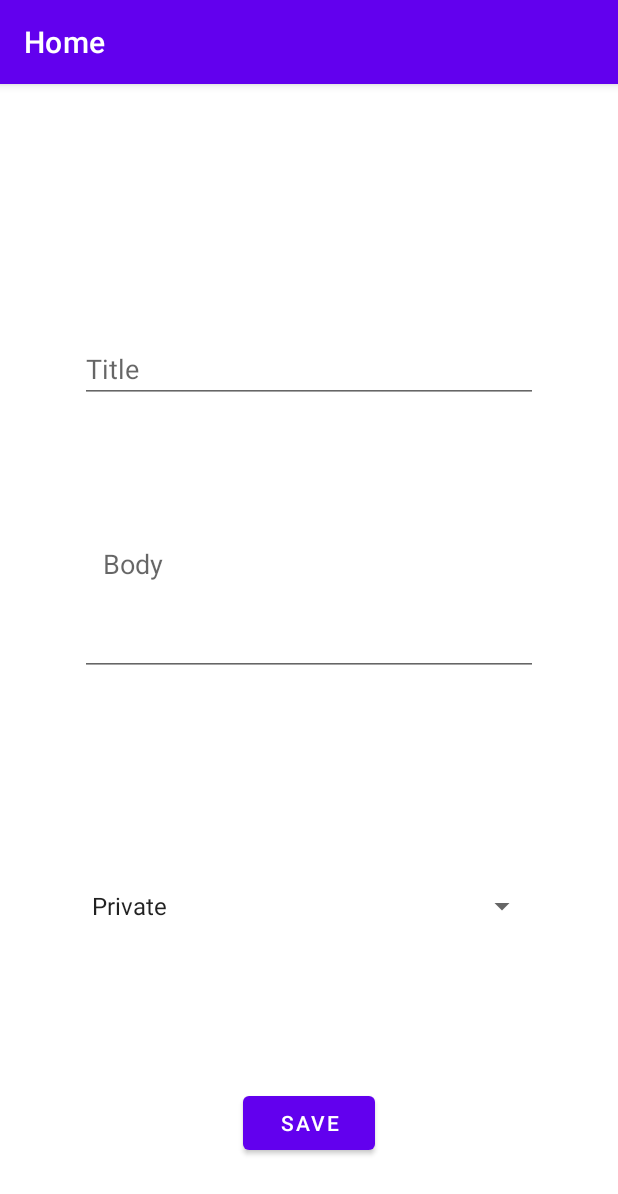
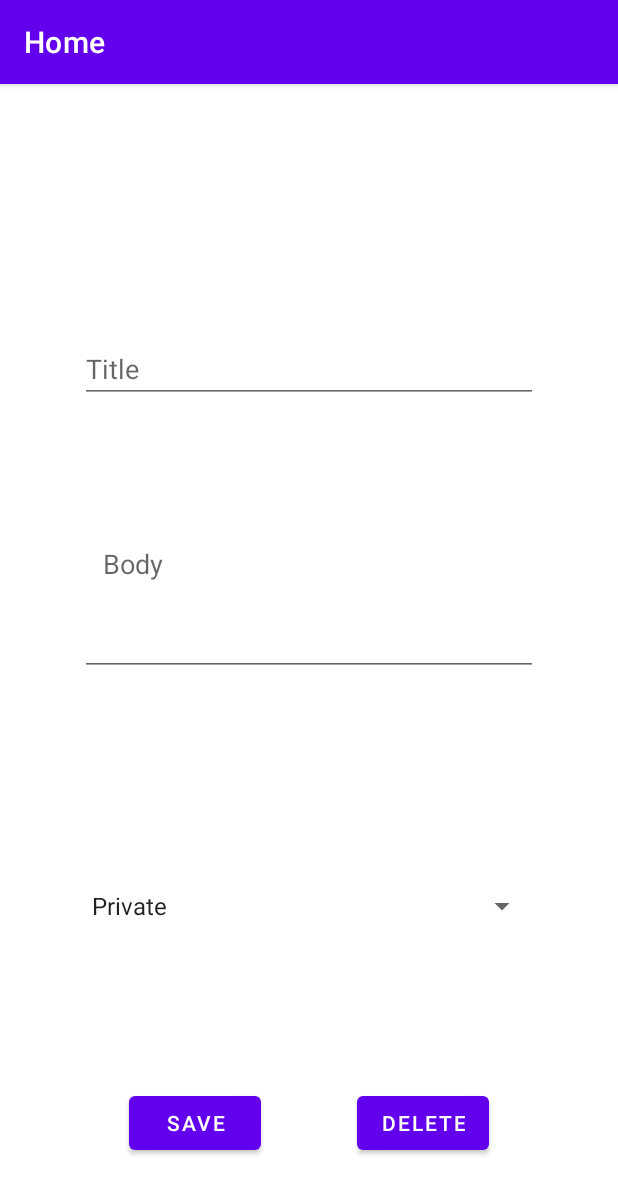
Before and after one commit to ffuszthaler/NotesApp, an Android app: the fragment EditNoteFragment placed in its activity, on a phone screen of 412 x 824 dp. Shown: the top 1194 px of the screen. Run offline under Robolectric (Android 15) with nearby library versions, the phone set to English and light mode, and no system bars; our stand-ins replace navigation-ui; 4 statements that could not run were skipped.

Commit message:
added update and delete functionality

```diff
--- a/app/src/main/java/com/ffuszthaler/notesapp/DatabaseHandler.kt
+++ b/app/src/main/java/com/ffuszthaler/notesapp/DatabaseHandler.kt
@@ -50,13 +50,13 @@ class DatabaseHandler(context: Context): SQLiteOpenHelper(context, dbName, null,
         contentValues.put(body, noteBody)
         contentValues.put(category, noteCategory)
 
-        return db.update(tableName, contentValues, "_id = ?", arrayOf(noteId))
+        return db.update(tableName, contentValues, "id = ?", arrayOf(noteId))
     }
 
     // delete a specific note
     fun deleteData(noteId : String) : Int {
         val db = this.writableDatabase
-        return db.delete(tableName,"_id = ?", arrayOf(noteId))
+        return db.delete(tableName,"id = ?", arrayOf(noteId))
     }
 
     // get list of all notes
--- a/app/src/main/java/com/ffuszthaler/notesapp/EditNoteFragment.kt
+++ b/app/src/main/java/com/ffuszthaler/notesapp/EditNoteFragment.kt
@@ -1,22 +1,33 @@
 package com.ffuszthaler.notesapp
 
+import android.content.Context
 import android.os.Bundle
 import android.util.Log
 import android.view.LayoutInflater
 import android.view.View
 import android.view.ViewGroup
-import android.widget.ArrayAdapter
-import android.widget.Spinner
-import android.widget.TextView
+import android.widget.*
 import androidx.fragment.app.Fragment
+import androidx.navigation.fragment.findNavController
 import androidx.navigation.fragment.navArgs
 
 
 class EditNoteFragment : Fragment() {
     private val args: EditNoteFragmentArgs by navArgs()
+    lateinit var notesDB: DatabaseHandler
+    private lateinit var editTitle: TextView
+    private lateinit var editBody: TextView
+    private lateinit var editCategory: Spinner
 
     override fun onCreate(savedInstanceState: Bundle?) {
         super.onCreate(savedInstanceState)
+    }
+
+    override fun onAttach(context: Context) {
+        super.onAttach(context)
+
+        val activityContext = context
+        notesDB = DatabaseHandler(activityContext)
     }
 
     override fun onCreateView(
@@ -31,25 +42,60 @@ class EditNoteFragment : Fragment() {
 //            findNavController().navigate(R.id.action_editNoteFragment_to_homeFragment)
 //        }
 
+        val editNoteSaveButton = view.findViewById<Button>(R.id.editNoteSaveButton)
+        editNoteSaveButton.setOnClickListener() {
+            updateNote(view)
+
+            val noteNavController = findNavController()
+            val action = EditNoteFragmentDirections.actionEditNoteFragmentToHomeFragment()
+            noteNavController.navigate(action)
+        }
+
+        val editNoteDeleteButton = view.findViewById<Button>(R.id.editNoteDeleteButton)
+        editNoteDeleteButton.setOnClickListener() {
+            deleteNote(view)
+
+            val noteNavController = findNavController()
+            val action = EditNoteFragmentDirections.actionEditNoteFragmentToHomeFragment()
+            noteNavController.navigate(action)
+        }
+
         return view
     }
 
     override fun onViewCreated(view: View, savedInstanceState: Bundle?) {
         super.onViewCreated(view, savedInstanceState)
 
-        Log.d("TAG", "ARGS: ${args}")
+//        Log.d("TAG", "ARGS: ${args}")
 
-        val editTitle = view.findViewById<TextView>(R.id.editNoteTitle)
+        editTitle = view.findViewById<TextView>(R.id.editNoteTitle)
         editTitle.text = args.note.title.toString()
 
-        val editBody = view.findViewById<TextView>(R.id.editNoteBody)
+        editBody = view.findViewById<TextView>(R.id.editNoteBody)
         editBody.text = args.note.body.toString()
 
-        val editCategory = view.findViewById<Spinner>(R.id.editNoteCategory)
+        editCategory = view.findViewById<Spinner>(R.id.editNoteCategory)
         editCategory.setSelection(
             (editCategory.adapter as ArrayAdapter<String?>).getPosition(
                 args.note.category.toString()
             )
         )
     }
+
+    private fun updateNote(view: View) {
+        val id = args.note.id
+        val title = editTitle.text.toString()
+        val body = editBody.text.toString()
+        val category = editCategory.selectedItem.toString()
+
+        Log.d("TAG", "ARGS: id:${id}, title:${title}, body:${body}, cat:${category}")
+
+        notesDB.updateData(id, title, body, category)
+    }
+
+    private fun deleteNote(view: View) {
+        val id = args.note.id
+
+        notesDB.deleteData(id)
+    }
 }
--- a/app/src/main/java/com/ffuszthaler/notesapp/HomeFragment.kt
+++ b/app/src/main/java/com/ffuszthaler/notesapp/HomeFragment.kt
@@ -53,7 +53,6 @@ class HomeFragment : Fragment() {
         recyclerView.adapter = noteListAdapter
 
         noteListAdapter.onItemClick = { note ->
-//            findNavController().navigate(R.id.action_homeFragment_to_editNoteFragment)
             findNavController().navigate(HomeFragmentDirections.actionHomeFragmentToEditNoteFragment(note))
         }
 
@@ -63,10 +62,10 @@ class HomeFragment : Fragment() {
         }
 
         // temporary, will probably be apart of the recyclerview for the note list
-        val editNoteButton = view.findViewById<Button>(R.id.editNoteButton)
-        editNoteButton.setOnClickListener {
-            findNavController().navigate(R.id.action_homeFragment_to_editNoteFragment)
-        }
+//        val editNoteButton = view.findViewById<Button>(R.id.editNoteButton)
+//        editNoteButton.setOnClickListener {
+//            findNavController().navigate(R.id.action_homeFragment_to_editNoteFragment)
+//        }
         return view
     }
 }
--- a/app/src/main/res/layout/fragment_edit_note.xml
+++ b/app/src/main/res/layout/fragment_edit_note.xml
@@ -59,10 +59,20 @@
         android:layout_marginBottom="32dp"
         android:text="Save"
         app:layout_constraintBottom_toBottomOf="parent"
-        app:layout_constraintEnd_toEndOf="parent"
+        app:layout_constraintEnd_toStartOf="@id/editNoteDeleteButton"
         app:layout_constraintStart_toStartOf="parent" />
 
-<!--    <Button-->
+    <Button
+        android:id="@+id/editNoteDeleteButton"
+        android:layout_width="wrap_content"
+        android:layout_height="wrap_content"
+        android:layout_marginBottom="32dp"
+        android:text="Delete"
+        app:layout_constraintBottom_toBottomOf="parent"
+        app:layout_constraintEnd_toEndOf="parent"
+        app:layout_constraintStart_toEndOf="@+id/editNoteSaveButton" />
+
+    <!--    <Button-->
 <!--        android:id="@+id/editNoteBackButton"-->
 <!--        android:layout_width="wrap_content"-->
 <!--        android:layout_height="wrap_content"-->
```
Also changed, not shown: app/src/main/res/layout/fragment_home.xml (+11 -11 lines).
